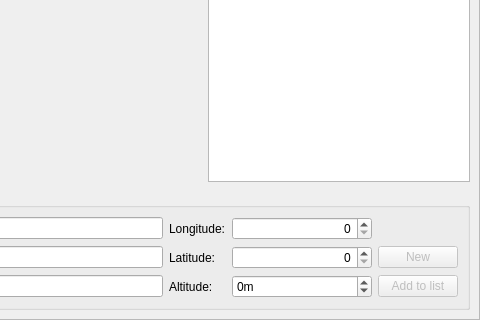
This is src/gui/locationDialogGui.ui in 519984307/stellarium_src as Qt 5 draws it before an edit; both pictures show x 208 to 688 and y 115 to 435 of the 688 by 435 pixel window. The edited form follows.
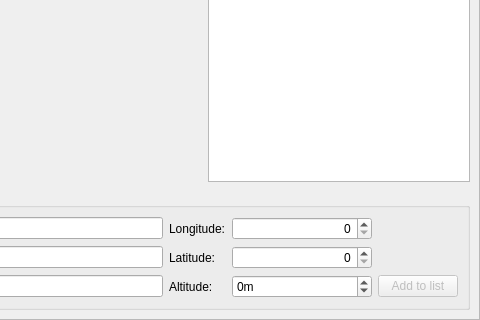
This is the edited form. Icons and pictures are not drawn. Custom widgets are drawn as their Qt base class.

Commit message: Improved location management. Still work needed.

What changed in the file:
```diff
--- a/src/gui/locationDialogGui.ui
+++ b/src/gui/locationDialogGui.ui
@@ -314,16 +314,6 @@
            </property>
           </widget>
          </item>
-         <item row="1" column="4" >
-          <widget class="QPushButton" name="newLocationPushButton" >
-           <property name="enabled" >
-            <bool>false</bool>
-           </property>
-           <property name="text" >
-            <string>New</string>
-           </property>
-          </widget>
-         </item>
          <item row="2" column="0" >
           <widget class="QLabel" name="label_6" >
            <property name="text" >
```
The commit also changes 19 other files.
